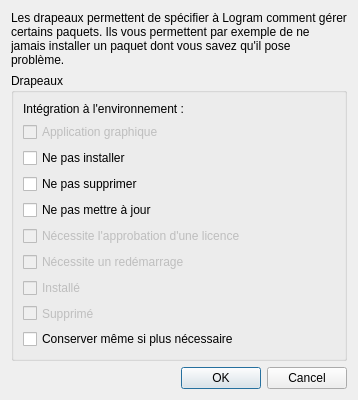
Qt form pkgui/flags.ui (steckdenis/logram-setup) before a commit.
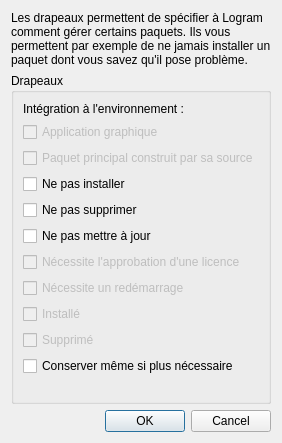
The same form after that commit.

Commit message: Add a "primary" flag to the packages, automatically guessed from the metadata, and manually modifiable. It means the package is the primary package of its source (bash, not bash-doc, for example).

```diff
--- a/pkgui/flags.ui
+++ b/pkgui/flags.ui
@@ -2,14 +2,6 @@
 <ui version="4.0">
  <class>Flags</class>
  <widget class="QDialog" name="Flags">
-  <property name="geometry">
-   <rect>
-    <x>0</x>
-    <y>0</y>
-    <width>358</width>
-    <height>400</height>
-   </rect>
-  </property>
   <property name="windowTitle">
    <string>Drapeaux du paquet</string>
   </property>
@@ -54,6 +46,16 @@
         </property>
        </widget>
       </item>
+      <item>
+       <widget class="QCheckBox" name="chkPrimary">
+        <property name="enabled">
+         <bool>false</bool>
+        </property>
+        <property name="text">
+         <string>Paquet principal construit par sa source</string>
+        </property>
+       </widget>
+      </item>
       <item>
        <widget class="QCheckBox" name="chkDontInstall">
         <property name="text">
```
The commit also changes 5 other files.
